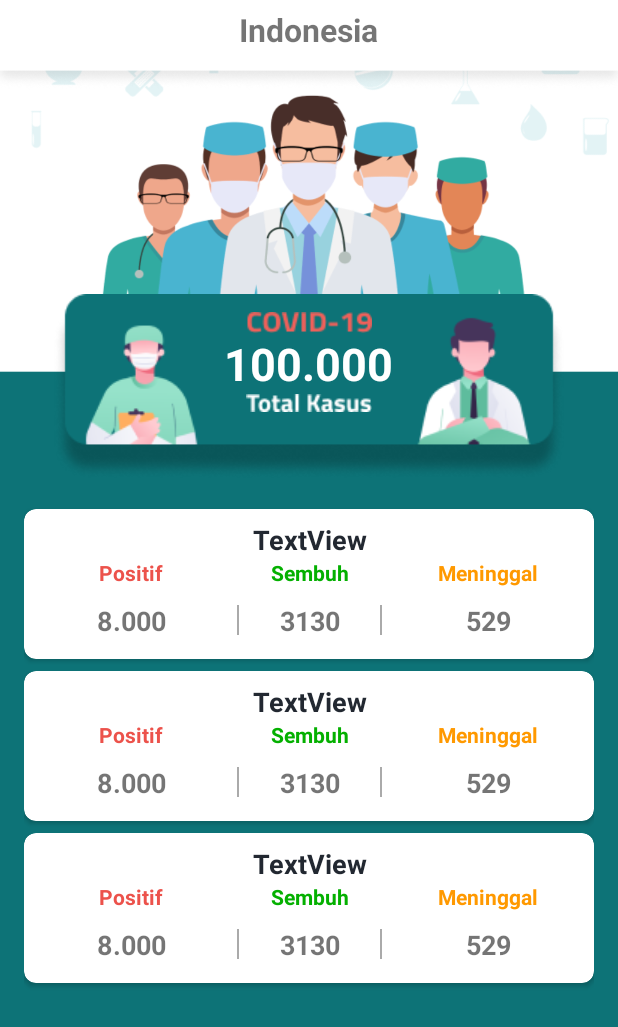
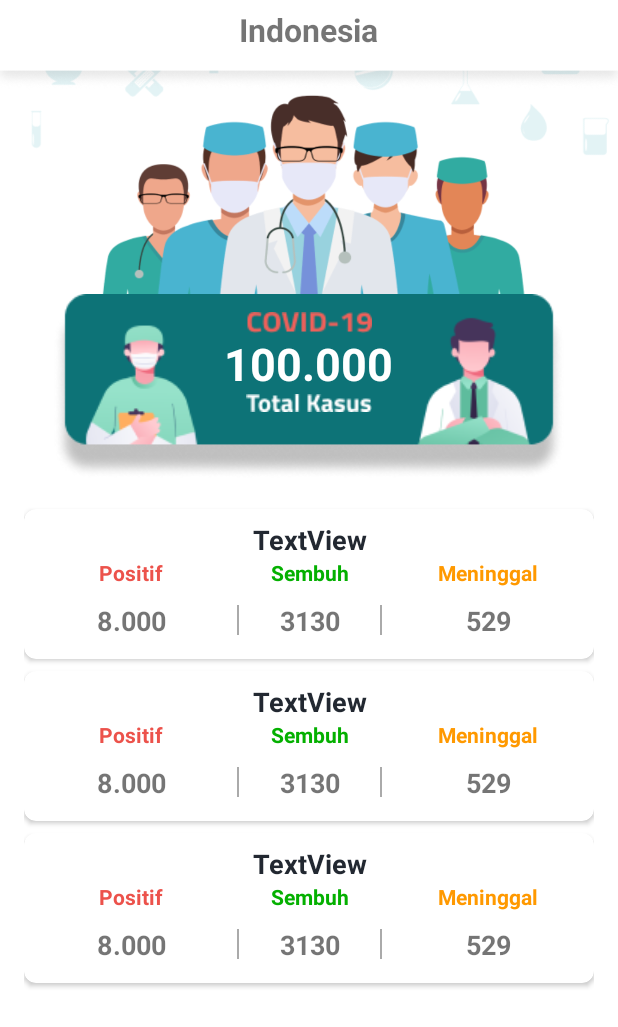
Before and after one commit to Avriel01/AplikasiCovid19-Avriel_08_XiRpl6, an Android app: the layout activity_main.xml on its own in the app's theme, with its tools: preview values and no code run, on a phone screen of 412 x 824 dp. Shown: the top 1027 px of the screen. Run offline under Robolectric (Android 15) with nearby library versions, the phone set to English and light mode, and no system bars; Roboto replaces fonts that are not available here.

Commit message:
first commit

```diff
--- a/app/src/main/res/layout/activity_main.xml
+++ b/app/src/main/res/layout/activity_main.xml
@@ -5,7 +5,7 @@
     android:layout_width="match_parent"
     android:layout_height="match_parent"
     tools:context=".activity.MainActivity"
-    android:background="@color/color1">
+    android:background="@color/white">
 
     <ImageView
         android:id="@+id/imageView"
--- a/app/src/main/res/values/colors.xml
+++ b/app/src/main/res/values/colors.xml
@@ -8,4 +8,5 @@
     <color name="black">#FF000000</color>
     <color name="white">#FFFFFFFF</color>
     <color name="color1">#0D7377</color>
+    <color name="color2">#FFC0CB</color>
 </resources>
```
Also changed, not shown: 1 other file.
